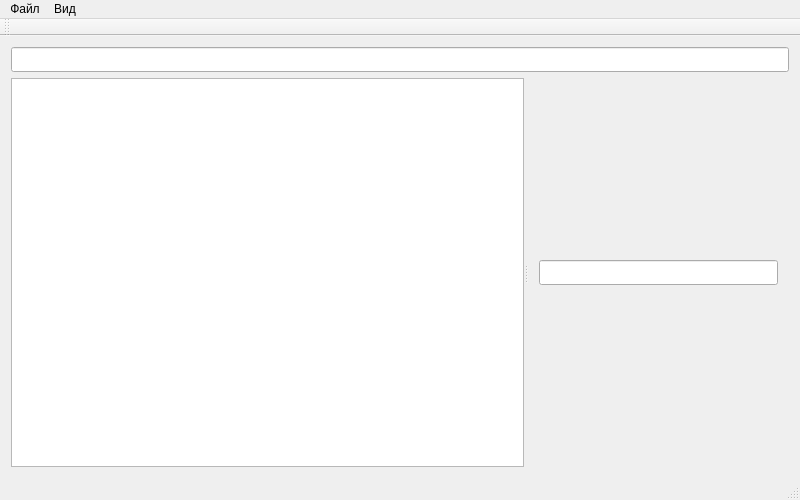
eugeen3/FileManager, file mainwindow.ui: the form before one commit.
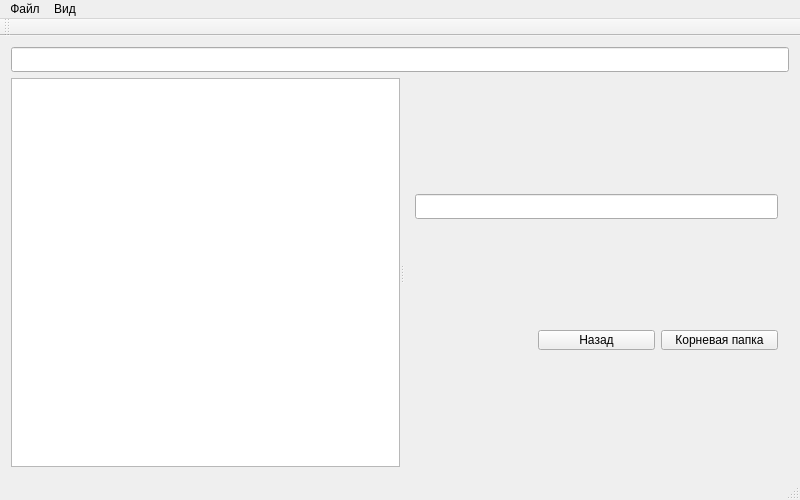
The form after the commit.

```diff
--- a/mainwindow.ui
+++ b/mainwindow.ui
@@ -90,7 +90,70 @@
         </widget>
         <widget class="QWidget" name="layoutWidget">
          <layout class="QGridLayout" name="rightLayout">
-          <item row="0" column="0" colspan="2">
+          <item row="1" column="2">
+           <widget class="QPushButton" name="toTheRoot">
+            <property name="sizePolicy">
+             <sizepolicy hsizetype="Expanding" vsizetype="Fixed">
+              <horstretch>0</horstretch>
+              <verstretch>0</verstretch>
+             </sizepolicy>
+            </property>
+            <property name="minimumSize">
+             <size>
+              <width>100</width>
+              <height>20</height>
+             </size>
+            </property>
+            <property name="maximumSize">
+             <size>
+              <width>200</width>
+              <height>20</height>
+             </size>
+            </property>
+            <property name="text">
+             <string>Корневая папка</string>
+            </property>
+           </widget>
+          </item>
+          <item row="1" column="1">
+           <widget class="QPushButton" name="goBack">
+            <property name="sizePolicy">
+             <sizepolicy hsizetype="Expanding" vsizetype="Fixed">
+              <horstretch>0</horstretch>
+              <verstretch>0</verstretch>
+             </sizepolicy>
+            </property>
+            <property name="minimumSize">
+             <size>
+              <width>80</width>
+              <height>20</height>
+             </size>
+            </property>
+            <property name="maximumSize">
+             <size>
+              <width>160</width>
+              <height>20</height>
+             </size>
+            </property>
+            <property name="text">
+             <string>Назад</string>
+            </property>
+           </widget>
+          </item>
+          <item row="1" column="0">
+           <spacer name="horizontalSpacer">
+            <property name="orientation">
+             <enum>Qt::Horizontal</enum>
+            </property>
+            <property name="sizeHint" stdset="0">
+             <size>
+              <width>40</width>
+              <height>20</height>
+             </size>
+            </property>
+           </spacer>
+          </item>
+          <item row="0" column="0" colspan="3">
            <widget class="QLineEdit" name="searchInCurDir">
             <property name="minimumSize">
              <size>
```
